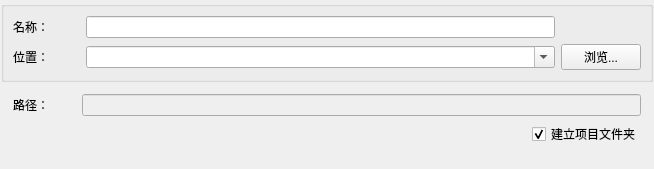
DrillUp/DrillGIFActionSequenceEditor, file DrillGIFActionSequenceEditor/Source/ProjectModule/data/p_ProjectCreate.ui: the form before one commit.
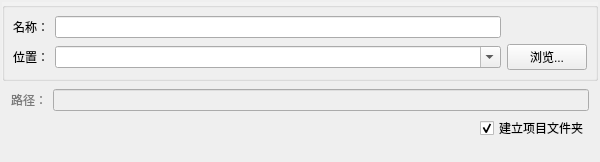
The form after the commit.

Patch:
```diff
--- a/DrillGIFActionSequenceEditor/Source/ProjectModule/data/p_ProjectCreate.ui
+++ b/DrillGIFActionSequenceEditor/Source/ProjectModule/data/p_ProjectCreate.ui
@@ -6,32 +6,52 @@
    <rect>
     <x>0</x>
     <y>0</y>
-    <width>654</width>
-    <height>169</height>
+    <width>600</width>
+    <height>162</height>
    </rect>
   </property>
   <property name="windowTitle">
    <string>Form</string>
   </property>
   <layout class="QVBoxLayout" name="verticalLayout">
+   <property name="spacing">
+    <number>4</number>
+   </property>
    <property name="leftMargin">
-    <number>1</number>
+    <number>2</number>
    </property>
    <property name="topMargin">
-    <number>1</number>
+    <number>2</number>
    </property>
    <property name="rightMargin">
-    <number>1</number>
+    <number>2</number>
    </property>
    <property name="bottomMargin">
-    <number>1</number>
+    <number>2</number>
    </property>
    <item>
     <widget class="QGroupBox" name="groupBox">
+     <property name="styleSheet">
+      <string notr="true">#groupBox{
+	background-color:rgba(255,255,255,55);
+}</string>
+     </property>
      <property name="title">
       <string/>
      </property>
-     <layout class="QGridLayout" name="gridLayout" columnstretch="1,7,1">
+     <layout class="QGridLayout" name="gridLayout" columnstretch="0,1,0">
+      <property name="leftMargin">
+       <number>8</number>
+      </property>
+      <property name="topMargin">
+       <number>8</number>
+      </property>
+      <property name="rightMargin">
+       <number>8</number>
+      </property>
+      <property name="bottomMargin">
+       <number>8</number>
+      </property>
       <item row="0" column="0">
        <widget class="QLabel" name="label">
         <property name="text">
@@ -68,21 +88,27 @@
    </item>
    <item>
     <widget class="QWidget" name="widget" native="true">
-     <layout class="QGridLayout" name="gridLayout_2" columnstretch="1,7,1">
+     <layout class="QGridLayout" name="gridLayout_2" columnstretch="0,1,0">
       <property name="leftMargin">
-       <number>12</number>
+       <number>9</number>
       </property>
       <property name="topMargin">
-       <number>6</number>
+       <number>4</number>
       </property>
       <property name="rightMargin">
-       <number>12</number>
+       <number>9</number>
       </property>
       <property name="bottomMargin">
-       <number>6</number>
+       <number>4</number>
+      </property>
+      <property name="verticalSpacing">
+       <number>5</number>
       </property>
       <item row="0" column="0">
        <widget class="QLabel" name="label_4">
+        <property name="styleSheet">
+         <string notr="true">color: rgb(122, 122, 122);</string>
+        </property>
         <property name="text">
          <string>路径：</string>
         </property>
```
